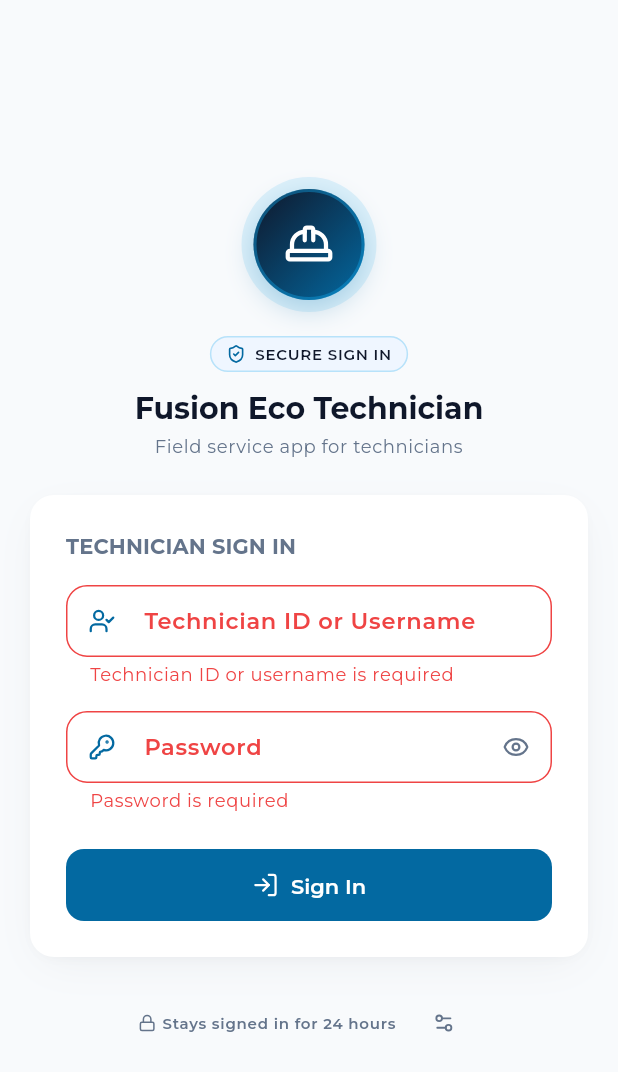
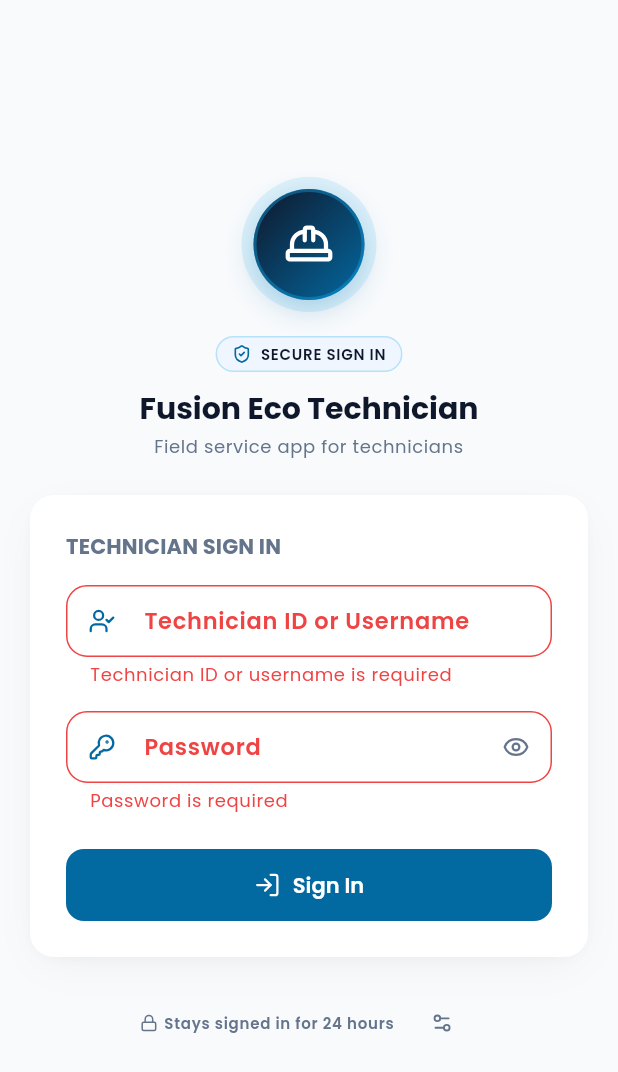
Before and after one commit to ManivasagamP/tech_portal, a Flutter app: the screen it shows after launch, after a tap on "Sign In", on a phone screen of 412 x 824 dp. Shown: the top 1072 px of the screen. Run offline on Flutter 3.47's test engine with Material 3 defaults, Android fonts, the phone set to English and light mode, and no system bars; our stand-ins replace connectivity_plus, dio, firebase_core, firebase_messaging, fl_chart, flutter_local_notifications and 15 more; missing offline and left inert: mobile_scanner, record; accounts and stored records are empty; network calls fail.

```diff
--- a/lib/features/order_detail/checklist_item_sheet.dart
+++ b/lib/features/order_detail/checklist_item_sheet.dart
@@ -327,7 +327,6 @@ class _TimeLog extends StatelessWidget {
                 child: AppText(
                   'Total: ${formatMinutesAsHours(item.timeSpent ?? 0)}',
                   style: theme.textTheme.labelSmall?.copyWith(
-                    fontFamily: 'monospace',
                     color: FeColors.primary,
                     fontWeight: FontWeight.w700,
                   ),
@@ -424,7 +423,6 @@ class _SessionRow extends StatelessWidget {
                         '${session.endTime == null ? '' : ' → ${formatSessionTime(session.endTime!)}'}',
               style: theme.textTheme.labelSmall?.copyWith(
                 color: FeColors.ink2,
-                fontFamily: 'monospace',
               ),
             ),
             if (hasGeo) ...[
@@ -450,9 +448,6 @@ class _SessionRow extends StatelessWidget {
                       style: theme.textTheme.labelSmall?.copyWith(
                         fontSize: 10,
                         color: FeColors.ink2,
-                        fontFamily: session.placeLabel == null
-                            ? 'monospace'
-                            : null,
                       ),
                     ),
                   ),
--- a/lib/features/order_detail/detail_widgets.dart
+++ b/lib/features/order_detail/detail_widgets.dart
@@ -125,7 +125,6 @@ class _TimeTrackerCardState extends State<TimeTrackerCard> {
                   Text(
                     formatElapsed(_elapsed),
                     style: const TextStyle(
-                      fontFamily: 'monospace',
                       fontWeight: FontWeight.w800,
                       fontSize: 26,
                       color: Color(0xFF0284C7),
--- a/lib/features/order_detail/order_chat_sheet.dart
+++ b/lib/features/order_detail/order_chat_sheet.dart
@@ -314,7 +314,6 @@ class _AssistantMarkdown extends StatelessWidget {
           listBullet: _body,
           blockquote: _body,
           code: _body.copyWith(
-            fontFamily: 'monospace',
             fontSize: 12,
             backgroundColor: Colors.transparent,
           ),
--- a/lib/features/order_detail/verification_sheet.dart
+++ b/lib/features/order_detail/verification_sheet.dart
@@ -322,7 +322,6 @@ class _LocationPanel extends StatelessWidget {
                     '${location!.latitude.toStringAsFixed(4)}, '
                     '${location!.longitude.toStringAsFixed(4)}',
                     style: theme.textTheme.bodySmall?.copyWith(
-                      fontFamily: 'monospace',
                       color: FeColors.success,
                     ),
                   ),
--- a/lib/theme/app_theme.dart
+++ b/lib/theme/app_theme.dart
@@ -272,6 +272,6 @@ abstract final class AppTheme {
         color: onSurfaceMuted,
       ),
     );
-    return GoogleFonts.montserratTextTheme(base);
+    return GoogleFonts.poppinsTextTheme(base);
   }
 }
--- a/lib/widgets/voice_note_player.dart
+++ b/lib/widgets/voice_note_player.dart
@@ -214,7 +214,6 @@ class _VoiceNotePlayerState extends State<VoiceNotePlayer> {
                 : total),
             style: theme.textTheme.labelSmall?.copyWith(
               color: FeColors.ink2,
-              fontFamily: 'monospace',
             ),
           ),
         ],
```
Also changed, not shown: 35 other files.
